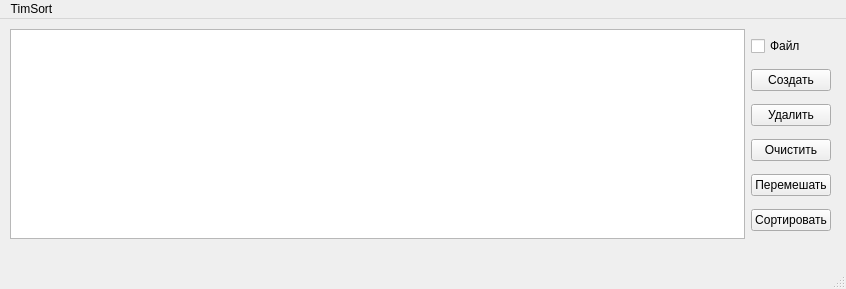
First picture: the form in DataTimSort/mainwindow.ui, repository CryStudyOrganization/Process-Threads, before the edit.
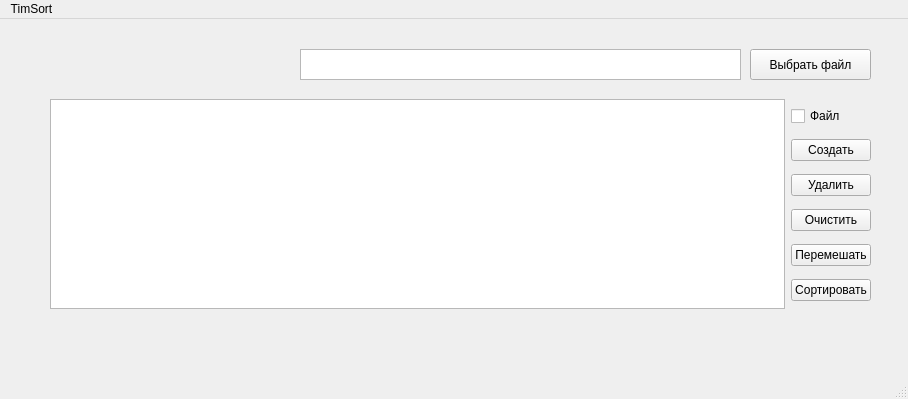
Second picture: the form after the edit.

Patch:
```diff
--- a/DataTimSort/mainwindow.ui
+++ b/DataTimSort/mainwindow.ui
@@ -6,8 +6,8 @@
    <rect>
     <x>0</x>
     <y>0</y>
-    <width>846</width>
-    <height>289</height>
+    <width>908</width>
+    <height>399</height>
    </rect>
   </property>
   <property name="windowTitle">
@@ -17,8 +17,8 @@
    <widget class="QWidget" name="horizontalLayoutWidget">
     <property name="geometry">
      <rect>
-      <x>10</x>
-      <y>10</y>
+      <x>50</x>
+      <y>80</y>
       <width>821</width>
       <height>210</height>
      </rect>
@@ -75,13 +75,36 @@
      </item>
     </layout>
    </widget>
+   <widget class="QPushButton" name="selectedPathButton">
+    <property name="geometry">
+     <rect>
+      <x>750</x>
+      <y>30</y>
+      <width>121</width>
+      <height>31</height>
+     </rect>
+    </property>
+    <property name="text">
+     <string>Выбрать файл</string>
+    </property>
+   </widget>
+   <widget class="QTextBrowser" name="currPath">
+    <property name="geometry">
+     <rect>
+      <x>300</x>
+      <y>30</y>
+      <width>441</width>
+      <height>31</height>
+     </rect>
+    </property>
+   </widget>
   </widget>
   <widget class="QMenuBar" name="menubar">
    <property name="geometry">
     <rect>
      <x>0</x>
      <y>0</y>
-     <width>846</width>
+     <width>908</width>
      <height>25</height>
     </rect>
    </property>
```
